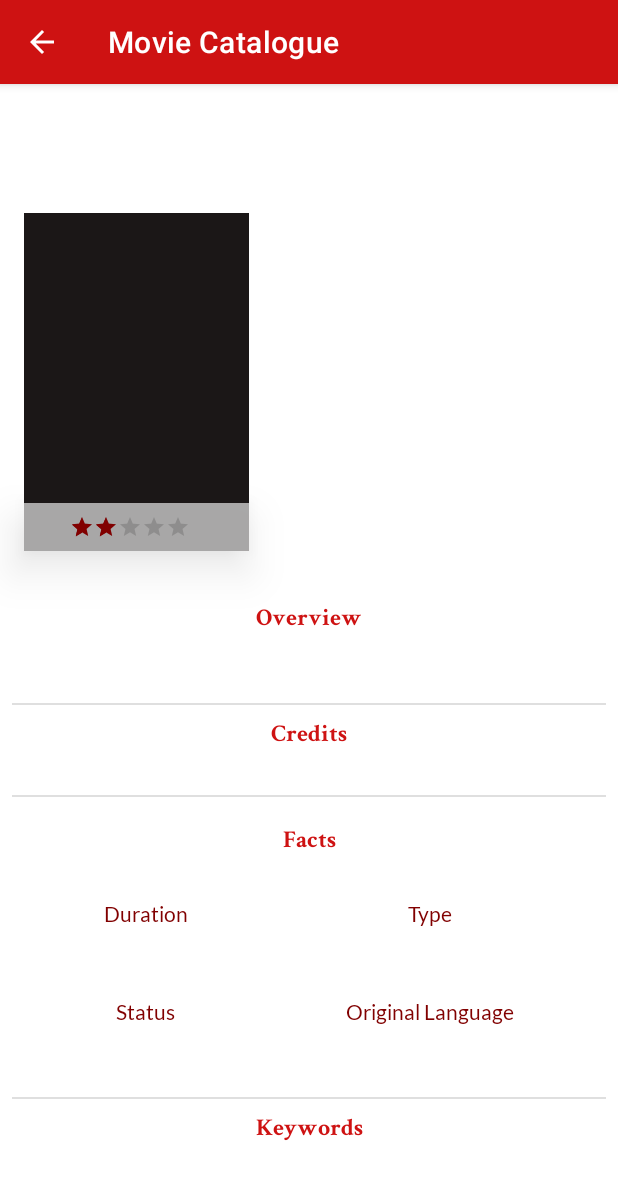
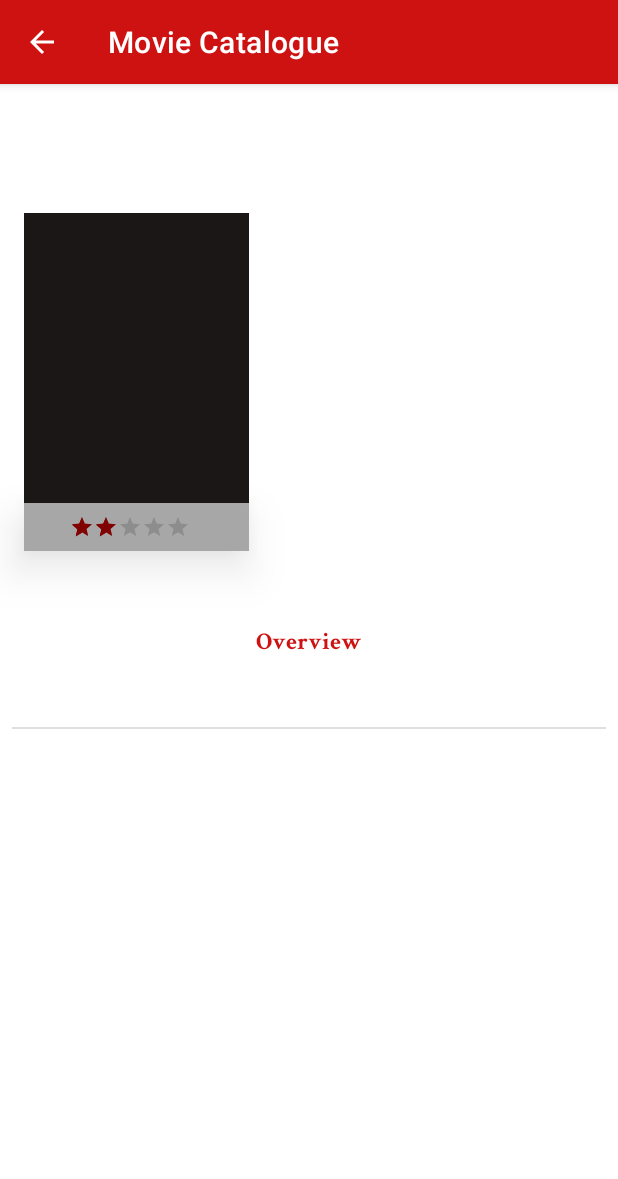
Before and after one commit to rsdiz/android-movie-catalogue-app, an Android app: the DetailActivity screen opened directly, with no data from a screen before it, on a phone screen of 412 x 824 dp. Shown: the top 1179 px of the screen. Run offline under Robolectric (Android 15) with nearby library versions, the phone set to English and light mode, and no system bars; libraries missing offline, so code that uses them is left out: androidx.palette.graphics; pictures from the network do not load.

Commit message:
update detail activity interface
Signed-off-by: Muhammad Rosyid Izzulkhaq <rosyid.iz.rsd@gmail.com>

```diff
--- a/app/src/main/res/layout/activity_detail.xml
+++ b/app/src/main/res/layout/activity_detail.xml
@@ -10,7 +10,7 @@
         android:layout_width="match_parent"
         android:layout_height="match_parent">
 
-        <View
+        <androidx.appcompat.widget.AppCompatImageView
             android:id="@+id/banner_color"
             android:layout_width="0dp"
             android:layout_height="@dimen/image_height"
@@ -100,18 +100,39 @@
         <androidx.recyclerview.widget.RecyclerView
             android:id="@+id/rv_genre"
             android:layout_width="0dp"
-            android:layout_height="0dp"
+            android:layout_height="wrap_content"
             android:layout_margin="@dimen/margin_padding_size_small"
             android:layout_marginBottom="131dp"
-            app:layoutManager="com.xiaofeng.flowlayoutmanager.FlowLayoutManager"
-            app:layout_constraintBottom_toBottomOf="@+id/content_poster"
+            app:layoutManager="androidx.recyclerview.widget.LinearLayoutManager"
             app:layout_constraintEnd_toEndOf="parent"
             app:layout_constraintHorizontal_bias="0.0"
             app:layout_constraintStart_toEndOf="@+id/content_poster"
             app:layout_constraintTop_toBottomOf="@+id/banner_color"
             app:layout_constraintVertical_bias="0.0"
-            tools:itemCount="6"
+            tools:itemCount="1"
             tools:listitem="@layout/items_text_list" />
+
+        <TextView
+            android:id="@+id/content_tagline"
+            android:layout_width="0dp"
+            android:layout_height="wrap_content"
+            android:layout_margin="@dimen/margin_padding_size_medium"
+            android:fontFamily="@font/lato"
+            android:textAlignment="center"
+            android:textColor="?attr/colorOnBackground"
+            app:layout_constraintEnd_toEndOf="parent"
+            app:layout_constraintStart_toStartOf="parent"
+            app:layout_constraintTop_toBottomOf="@+id/content_poster"
+            tools:text="@string/tagline" />
+
+        <View
+            android:id="@+id/view"
+            android:layout_width="match_parent"
+            android:layout_height="1dp"
+            android:layout_margin="@dimen/margin_padding_size_small"
+            android:background="@color/placeholder"
+            app:layout_constraintTop_toBottomOf="@+id/content_overview"
+            tools:layout_editor_absoluteX="8dp" />
 
         <androidx.recyclerview.widget.RecyclerView
             android:id="@+id/rv_social_link"
@@ -122,7 +143,7 @@
             app:layoutManager="androidx.recyclerview.widget.GridLayoutManager"
             app:layout_constraintEnd_toEndOf="parent"
             app:layout_constraintStart_toStartOf="parent"
-            app:layout_constraintTop_toBottomOf="@+id/content_poster"
+            app:layout_constraintTop_toBottomOf="@+id/view"
             app:spanCount="5"
             tools:itemCount="5"
             tools:listitem="@layout/items_social_link" />
@@ -135,7 +156,7 @@
             android:text="@string/overview"
             app:layout_constraintEnd_toEndOf="parent"
             app:layout_constraintStart_toStartOf="parent"
-            app:layout_constraintTop_toBottomOf="@+id/rv_social_link"
+            app:layout_constraintTop_toBottomOf="@+id/content_tagline"
             tools:viewBindingIgnore="true" />
 
         <TextView
@@ -151,167 +172,6 @@
             app:layout_constraintTop_toBottomOf="@id/label_overview"
             tools:text="@string/overview" />
 
-        <View
-            android:id="@+id/view"
-            android:layout_width="match_parent"
-            android:layout_height="1dp"
-            android:layout_margin="@dimen/margin_padding_size_small"
-            android:background="@color/placeholder"
-            app:layout_constraintTop_toBottomOf="@+id/content_overview"
-            tools:layout_editor_absoluteX="8dp" />
-
-        <TextView
-            android:id="@+id/label_credits"
-            style="@style/TextAppearance.MovieCatalogue.Label"
-            android:layout_width="0dp"
-            android:layout_height="wrap_content"
-            android:text="@string/credits"
-            app:layout_constraintEnd_toEndOf="parent"
-            app:layout_constraintStart_toStartOf="parent"
-            app:layout_constraintTop_toBottomOf="@+id/content_overview"
-            tools:viewBindingIgnore="true" />
-
-        <androidx.recyclerview.widget.RecyclerView
-            android:id="@+id/rv_credits"
-            android:layout_width="0dp"
-            android:layout_height="wrap_content"
-            android:layout_margin="@dimen/margin_padding_size_medium"
-            android:nestedScrollingEnabled="false"
-            app:layoutManager="androidx.recyclerview.widget.StaggeredGridLayoutManager"
-            app:layout_constraintEnd_toEndOf="parent"
-            app:layout_constraintStart_toStartOf="parent"
-            app:layout_constraintTop_toBottomOf="@+id/label_credits"
-            tools:itemCount="2"
-            tools:listitem="@layout/items_credits" />
-
-        <View
-            android:id="@+id/view2"
-            android:layout_width="match_parent"
-            android:layout_height="1dp"
-            android:layout_margin="@dimen/margin_padding_size_small"
-            android:background="@color/placeholder"
-            app:layout_constraintTop_toBottomOf="@+id/rv_credits"
-            tools:layout_editor_absoluteX="8dp" />
-
-        <TextView
-            android:id="@+id/label_facts"
-            style="@style/TextAppearance.MovieCatalogue.Label"
-            android:layout_width="0dp"
-            android:layout_height="wrap_content"
-            android:text="@string/facts"
-            app:layout_constraintEnd_toEndOf="parent"
-            app:layout_constraintStart_toStartOf="parent"
-            app:layout_constraintTop_toBottomOf="@+id/view2"
-            tools:viewBindingIgnore="true" />
-
-        <TableLayout
-            android:id="@+id/facts_table"
-            android:layout_width="0dp"
-            android:layout_height="wrap_content"
-            android:layout_margin="@dimen/margin_padding_size_medium"
-            app:layout_constraintEnd_toEndOf="parent"
-            app:layout_constraintStart_toStartOf="parent"
-            app:layout_constraintTop_toBottomOf="@+id/label_facts"
-            tools:viewBindingIgnore="true">
-
-            <TableRow android:weightSum="1">
-
-                <TextView
-                    android:id="@+id/label_duration"
-                    style="@style/TextAppearance.MovieCatalogue.Facts.Label"
-                    android:layout_height="wrap_content"
-                    android:text="@string/duration" />
-
-                <TextView
-                    android:id="@+id/label_type"
-                    style="@style/TextAppearance.MovieCatalogue.Facts.Label"
-                    android:layout_height="wrap_content"
-                    android:text="@string/type" />
-
-            </TableRow>
-
-            <TableRow>
-
-                <TextView
-                    android:id="@+id/content_duration"
-                    style="@style/TextAppearance.MovieCatalogue.Facts.Content"
-                    android:layout_height="wrap_content"
-                    tools:text="@string/duration" />
-
-                <TextView
-                    android:id="@+id/content_type"
-                    style="@style/TextAppearance.MovieCatalogue.Facts.Content"
-                    android:layout_height="wrap_content"
-                    tools:text="@string/type" />
-
-            </TableRow>
-
-            <TableRow android:weightSum="1">
-
-                <TextView
-                    style="@style/TextAppearance.MovieCatalogue.Facts.Label"
-                    android:layout_height="wrap_content"
-                    android:text="@string/status" />
-
-                <TextView
-                    style="@style/TextAppearance.MovieCatalogue.Facts.Label"
-                    android:layout_height="wrap_content"
-                    android:text="@string/original_language" />
-
-            </TableRow>
-
-            <TableRow>
-
-                <TextView
-                    android:id="@+id/content_status"
-                    style="@style/TextAppearance.MovieCatalogue.Facts.Content"
-                    android:layout_height="wrap_content"
-                    tools:text="@string/status" />
-
-                <TextView
-                    android:id="@+id/content_original_language"
-                    style="@style/TextAppearance.MovieCatalogue.Facts.Content"
-                    android:layout_height="wrap_content"
-                    tools:text="@string/original_language" />
-
-            </TableRow>
-
-        </TableLayout>
-
-        <View
-            android:id="@+id/view3"
-            android:layout_width="match_parent"
-            android:layout_height="1dp"
-            android:layout_margin="@dimen/margin_padding_size_small"
-            android:background="@color/placeholder"
-            app:layout_constraintTop_toBottomOf="@+id/facts_table"
-            tools:layout_editor_absoluteX="8dp" />
-
-        <TextView
-            android:id="@+id/label_keywords"
-            style="@style/TextAppearance.MovieCatalogue.Label"
-            android:layout_width="0dp"
-            android:layout_height="wrap_content"
-            android:text="@string/keywords"
-            app:layout_constraintEnd_toEndOf="parent"
-            app:layout_constraintStart_toStartOf="parent"
-            app:layout_constraintTop_toBottomOf="@+id/facts_table"
-            tools:viewBindingIgnore="true" />
-
-        <androidx.recyclerview.widget.RecyclerView
-            android:id="@+id/rv_keywords"
-            android:layout_width="0dp"
-            android:layout_height="wrap_content"
-            android:layout_margin="@dimen/margin_padding_size_medium"
-            android:minHeight="120dp"
-            app:layoutManager="com.xiaofeng.flowlayoutmanager.FlowLayoutManager"
-            app:layout_constraintBottom_toBottomOf="parent"
-            app:layout_constraintEnd_toEndOf="parent"
-            app:layout_constraintStart_toStartOf="parent"
-            app:layout_constraintTop_toBottomOf="@+id/label_keywords"
-            tools:itemCount="5"
-            tools:listitem="@layout/items_text_list" />
-
     </androidx.constraintlayout.widget.ConstraintLayout>
 
 </androidx.core.widget.NestedScrollView>
--- a/app/src/main/res/values/strings.xml
+++ b/app/src/main/res/values/strings.xml
@@ -27,4 +27,5 @@
     <string name="detail_movie">Detail Movie</string>
     <string name="detail_tv_show">Detail TV Show</string>
     <string name="data_empty">The data seems empty, please try again later!</string>
+    <string name="tagline">tagline</string>
 </resources>
```
